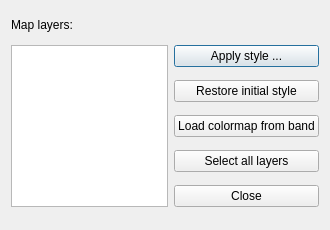
First picture: the form in multiqml.ui, repository AKU-Abt-Archaeologie-Liechtenstein/qgis_multiqml, before the edit.
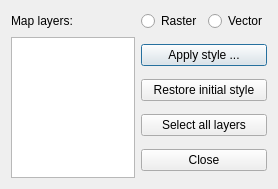
Second picture: the form after the edit.

The edit to the form file:
```diff
--- a/multiqml.ui
+++ b/multiqml.ui
@@ -5,13 +5,25 @@
    <rect>
     <x>0</x>
     <y>0</y>
-    <width>330</width>
-    <height>230</height>
+    <width>278</width>
+    <height>189</height>
    </rect>
   </property>
+  <property name="sizePolicy" >
+   <sizepolicy vsizetype="Preferred" hsizetype="Preferred" >
+    <horstretch>0</horstretch>
+    <verstretch>0</verstretch>
+   </sizepolicy>
+  </property>
   <property name="windowTitle" >
    <string>Assign style</string>
   </property>
+  <property name="sizeGripEnabled" >
+   <bool>false</bool>
+  </property>
+  <property name="modal" >
+   <bool>false</bool>
+  </property>
   <layout class="QGridLayout" name="gridLayout" >
    <item row="0" column="0" >
     <widget class="QLabel" name="label" >
@@ -29,7 +41,27 @@
      </property>
     </widget>
    </item>
-   <item rowspan="5" row="1" column="0" >
+   <item row="0" column="1" >
+    <widget class="QRadioButton" name="rbnRasterLayers" >
+     <property name="text" >
+      <string>Raster</string>
+     </property>
+     <property name="checkable" >
+      <bool>true</bool>
+     </property>
+     <property name="checked" >
+      <bool>false</bool>
+     </property>
+    </widget>
+   </item>
+   <item row="0" column="2" >
+    <widget class="QRadioButton" name="rbnVectorLayers" >
+     <property name="text" >
+      <string>Vector</string>
+     </property>
+    </widget>
+   </item>
+   <item row="1" column="0" >
     <widget class="QListView" name="lvMapLayers" >
      <property name="sizePolicy" >
       <sizepolicy vsizetype="Expanding" hsizetype="Expanding" >
@@ -39,41 +71,36 @@
      </property>
      <property name="maximumSize" >
       <size>
-       <width>180</width>
+       <width>16777215</width>
        <height>16777215</height>
       </size>
      </property>
     </widget>
    </item>
-   <item row="1" column="1" >
+   <item row="1" column="1" colspan="2" >
+    <layout class="QVBoxLayout" name="verticalLayout" >
+     <item>
     <widget class="QPushButton" name="pbnApplyStyle" >
      <property name="text" >
       <string>Apply style ...</string>
      </property>
     </widget>
    </item>
-   <item row="2" column="1" >
+     <item>
     <widget class="QPushButton" name="pbnRestoreDefaultStyle" >
      <property name="text" >
       <string>Restore initial style</string>
      </property>
     </widget>
    </item>
-   <item row="3" column="1" >
-    <widget class="QPushButton" name="pbnLoadColormapFromBand" >
-     <property name="text" >
-      <string>Load colormap from band</string>
-     </property>
-    </widget>
-   </item>
-   <item row="4" column="1" >
+     <item>
     <widget class="QPushButton" name="pbnSelectAllLayers" >
      <property name="text" >
       <string>Select all layers</string>
      </property>
     </widget>
    </item>
-   <item row="5" column="1" >
+     <item>
     <widget class="QPushButton" name="pbnClose" >
      <property name="text" >
       <string>Close</string>
@@ -81,6 +108,8 @@
     </widget>
    </item>
   </layout>
+   </item>
+  </layout>
  </widget>
  <tabstops>
   <tabstop>pbnApplyStyle</tabstop>
```
Left out of the diff: 3 changed lines with no effect on the pictures. Lines whose indentation alone changed are shown as unchanged.
